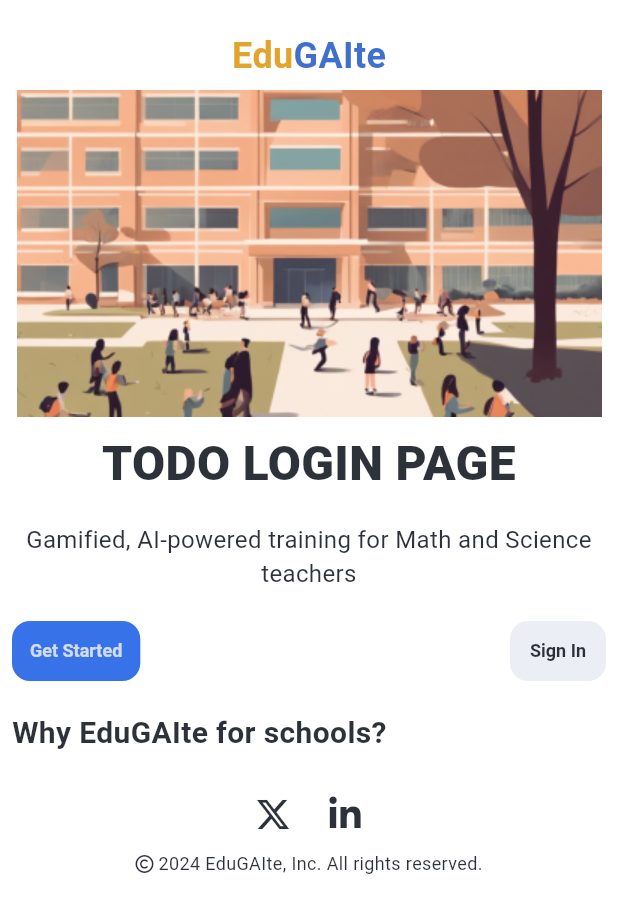
After one commit to SiegfredLorelle/edugaite, a Flutter app: the LoginPage screen opened by its route, on a phone screen of 412 x 824 dp. The commit adds this screen. Shown: the top 913 px of the screen. Run offline on Flutter 3.47's test engine with Material 3 defaults, Android fonts, the light colour scheme and no system bars; our stand-ins replace carousel_slider, font_awesome_flutter; Roboto replaces fonts that are missing (Lexend).

Commit message:
Create file for login page

```diff
--- a/lib/main.dart
+++ b/lib/main.dart
@@ -1,6 +1,7 @@
 import 'package:flutter/material.dart';
 
-import 'screens/home.dart'; // Import the image carousel file
+import 'screens/home.dart';
+import 'screens/login.dart';
 
 void main() {
   runApp(MyApp());
@@ -112,12 +113,3 @@ class _TestPageState extends State<TestPage> {
     );
   }
 }
-
-class LoginPage extends StatelessWidget {
-  const LoginPage({super.key});
-
-  @override
-  Widget build(BuildContext context) {
-    return const Placeholder();
-  }
-}
--- /dev/null
+++ b/lib/screens/login.dart
@@ -0,0 +1,215 @@
+import 'package:flutter/material.dart';
+import 'package:font_awesome_flutter/font_awesome_flutter.dart';
+
+
+class LoginPage extends StatelessWidget {
+  const LoginPage({super.key});
+
+  @override
+  Widget build(BuildContext context) {
+    return const Scaffold(
+      appBar: PreferredSize(
+        preferredSize: Size.fromHeight(80.0),
+        child: LoginPageHeader(),
+      ),
+      body: LoginPageBody(),
+    );
+  }
+}
+
+class LoginPageHeader extends StatelessWidget {
+  const LoginPageHeader({super.key});
+
+  @override
+  Widget build(BuildContext context) {
+    return Container(
+      height: 60.0, // Set desired height
+      color: Colors.white70,
+      padding: const EdgeInsets.fromLTRB(16.0, 20.0, 16.0, 8.0),
+      child: Row(
+        mainAxisAlignment: MainAxisAlignment.center,
+        children: [
+          const Row(children: <Widget>[
+            Text(
+              'Edu',
+              style: TextStyle(
+                fontSize: 24.0,
+                color: Color.fromRGBO(221, 150, 12, 0.867),
+                fontFamily: "Lexend",
+                fontWeight: FontWeight.bold,
+              ),
+            ),
+            Text(
+              'GAIte',
+              style: TextStyle(
+                fontSize: 24.0,
+                color: Color.fromRGBO(35, 89, 197, 0.867),
+                fontFamily: "Lexend",
+                fontWeight: FontWeight.bold,
+              ),
+            ),
+          ]),
+
+        ],
+      ),
+    );
+  }
+}
+
+class LoginPageBody extends StatelessWidget {
+  const LoginPageBody({super.key});
+
+  @override
+  Widget build(BuildContext context) {
+    int currentYear = DateTime.now().year;
+
+    return SingleChildScrollView(
+      child: Container(
+        child: Column(
+          children: <Widget>[
+            const Image(image: AssetImage('assets/images/home-hero.png')),
+            Container(
+              color: Colors.white70,
+              padding: const EdgeInsets.fromLTRB(8.0, 8.0, 8.0, 8.0),
+              child: const Text(
+                "TODO LOGIN PAGE ",
+                textAlign: TextAlign.center,
+                style: TextStyle(
+                  fontSize: 32.0,
+                  color: Color.fromRGBO(13, 18, 28, 0.867),
+                  fontFamily: "Lexend",
+                  fontWeight: FontWeight.w900,
+                ),
+              ),
+            ),
+
+            Container(
+              color: Colors.white70,
+              padding: const EdgeInsets.fromLTRB(8.0, 8.0, 8.0, 8.0),
+              child: const Text(
+                "Gamified, AI-powered training for Math and Science teachers",
+                textAlign: TextAlign.center,
+                style: TextStyle(
+                  fontSize: 16.0,
+                  color: Color.fromRGBO(13, 18, 28, 0.867),
+                  fontFamily: "Lexend",
+                ),
+              ),
+            ),
+
+            Container(
+              color: Colors.white70,
+              padding: const EdgeInsets.fromLTRB(8.0, 8.0, 8.0, 8.0),
+              child: Row(children: <Widget>[
+                TextButton(
+                  onPressed: () {
+                    // Handle login logic here (e.g., form validation, authentication)
+                  },
+                  child: const Text('Get Started'),
+                  style: TextButton.styleFrom(
+                    backgroundColor: const Color.fromRGBO(26, 92, 229,
+                        0.867), // Set your desired background color
+                    shape: RoundedRectangleBorder(
+                      borderRadius:
+                          BorderRadius.circular(12.0), // Customize button shape
+                    ),
+                    foregroundColor: const Color.fromRGBO(
+                        232, 235, 242, 0.867), // Set your desired color here
+                    textStyle: const TextStyle(
+                      fontSize: 12.0, // Set text size
+                      fontFamily: "Lexend",
+                      fontWeight: FontWeight.bold,
+                    ),
+                  ),
+                ),
+                const Spacer(),
+                TextButton(
+                  onPressed: () {
+                    // Handle login logic here (e.g., form validation, authentication)
+                  },
+                  child: const Text('Sign In'),
+                  style: TextButton.styleFrom(
+                    backgroundColor: const Color.fromRGBO(232, 235, 242,
+                        0.867), // Set your desired background color
+                    shape: RoundedRectangleBorder(
+                      borderRadius:
+                          BorderRadius.circular(12.0), // Customize button shape
+                    ),
+                    foregroundColor: const Color.fromRGBO(
+                        13, 18, 28, 0.867), // Set your desired color here
+                    textStyle: const TextStyle(
+                      fontSize: 12.0, // Set text size
+                      fontFamily: "Lexend",
+                      fontWeight: FontWeight.bold,
+                    ),
+                  ),
+                ),
+              ]),
+            ),
+
+            Container(
+              width: double.infinity,
+              color: Colors.white70,
+              padding: const EdgeInsets.fromLTRB(8.0, 8.0, 8.0, 8.0),
+              child: const Text(
+                "Why EduGAIte for schools?",
+                textAlign: TextAlign.left,
+                style: TextStyle(
+                  fontSize: 20.0,
+                  color: Color.fromRGBO(13, 18, 28, 0.867),
+                  fontFamily: "Lexend",
+                  fontWeight: FontWeight.bold,
+                ),
+              ),
+            ),
+
+            Container(
+              width: double.infinity,
+              color: Colors.white70,
+              padding: const EdgeInsets.fromLTRB(8.0, 8.0, 8.0, 0.0),
+              child: Row(
+                mainAxisAlignment: MainAxisAlignment.center,
+                children: <Widget>[
+                  IconButton(
+                    icon: const FaIcon(FontAwesomeIcons.xTwitter),
+                    color: const Color.fromRGBO(13, 18, 28, 0.867),
+                    onPressed: () {},
+                  ),
+                  IconButton(
+                    icon: const FaIcon(FontAwesomeIcons.linkedinIn),
+                    color: const Color.fromRGBO(13, 18, 28, 0.867),
+                    onPressed: () {},
+                  ),
+                ],
+              ),
+            ),
+
+            Container(
+              width: double.infinity,
+              padding: const EdgeInsets.fromLTRB(8.0, 0.0, 8.0, 8.0),
+              color: Colors.white70,
+              child: Row(
+                mainAxisAlignment: MainAxisAlignment.center,
+                children: [
+                  FaIcon(
+                    FontAwesomeIcons.copyright,
+                    size: 12.0,
+                    color: const Color.fromRGBO(13, 18, 28, 0.867),
+                  ),
+                  Text(
+                    ' $currentYear EduGAIte, Inc. All rights reserved.',
+                    style: TextStyle(
+                      fontSize: 12.0,
+                      color: const Color.fromRGBO(13, 18, 28, 0.867),
+                      fontFamily: "Lexend",
+                    ),
+                  ),
+                ],
+              ),
+            )
+          ],
+        ),
+      ),
+    );
+  }
+}
```
